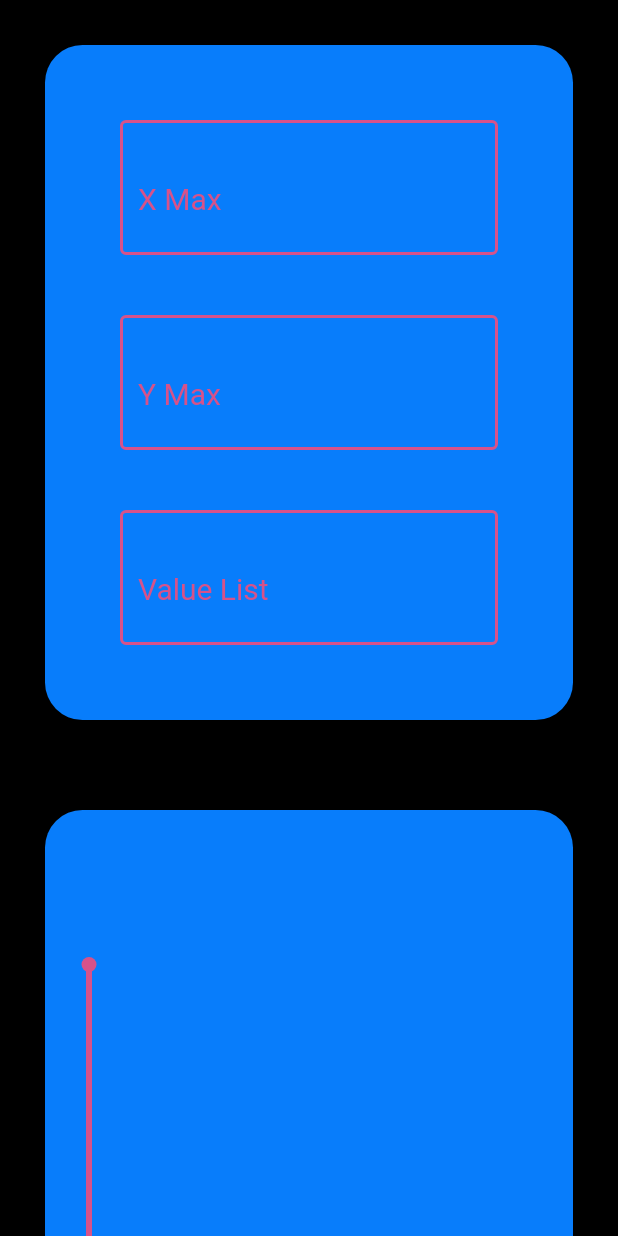
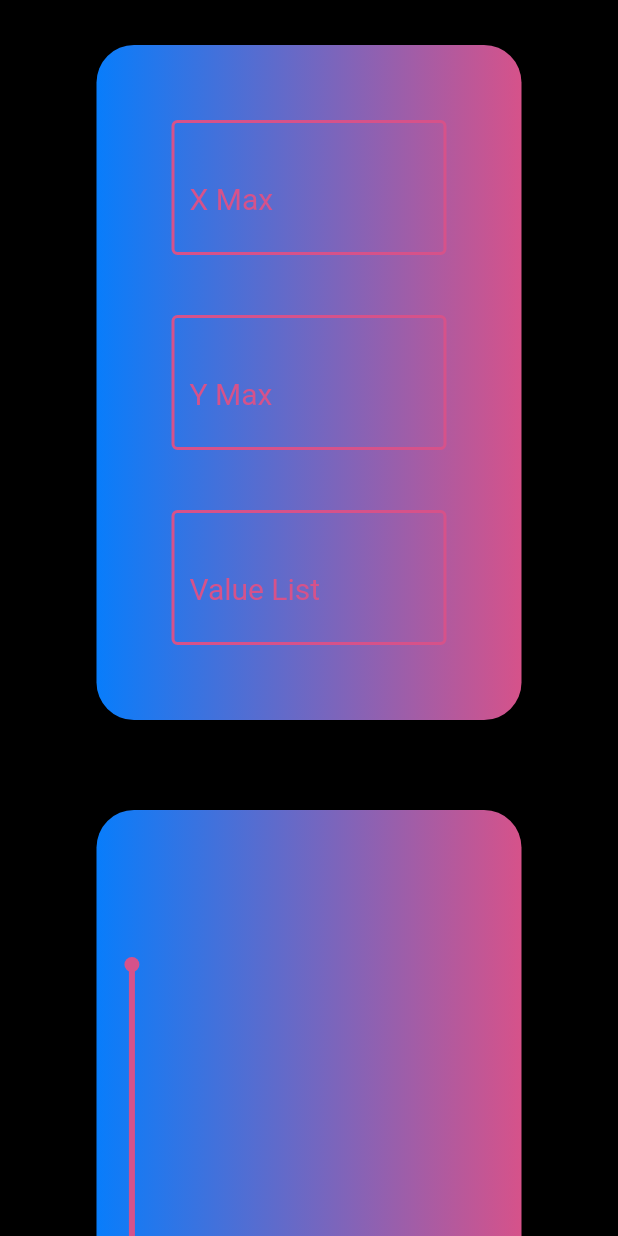
Before and after one commit to iamtheblackunicorn/Graphr, a Flutter app: the screen it shows after launch, on a phone screen of 412 x 824 dp. Run offline on Flutter 3.47's test engine with Material 2 defaults, Android fonts, the phone set to English and light mode, and no system bars.

Commit message:
Mistakes were made.

```diff
--- a/lib/src/home.dart
+++ b/lib/src/home.dart
@@ -53,7 +53,9 @@ class HomeState extends State<Home> {
       backgroundColor: Color(0xFF000000),
       body: new SingleChildScrollView(
         child: new Center(
-          child: new Column(
+          child: new Container(
+            width: 2.5*(MediaQuery.of(context).size.width/3),
+            child:new Column(
               children: <Widget> [
                 new Padding(
                   padding: EdgeInsets.all(30),
@@ -67,7 +69,12 @@ class HomeState extends State<Home> {
                       valueInputController:valueInputController
                     ),
                     decoration: BoxDecoration(
-                    color: Color(0xFF087DFB),
+                      gradient: LinearGradient(
+                        colors: [
+                          Color(0xFF087DFB),
+                          Color(0xFFD6528A)
+                        ]
+                      ),
                       borderRadius: BorderRadius.all(
                         Radius.circular(25)
                       ),
@@ -87,7 +94,12 @@ class HomeState extends State<Home> {
                       )
                     ),
                     decoration: BoxDecoration(
-                    color: Color(0xFF087DFB),
+                      gradient: LinearGradient(
+                        colors: [
+                          Color(0xFF087DFB),
+                          Color(0xFFD6528A)
+                        ]
+                      ),
                       borderRadius: BorderRadius.all(
                         Radius.circular(25)
                       ),
@@ -98,23 +110,23 @@ class HomeState extends State<Home> {
                   padding: EdgeInsets.all(
                     25
                   ),
-                child:new RaisedButton(
+                  child: new Container(
+                    width: 2.5*(MediaQuery.of(context).size.width/3),
+                    child: new RaisedButton(
                       shape: RoundedRectangleBorder(
                         borderRadius: BorderRadius.circular(
                           25
                         )
                       ),
+                      padding: EdgeInsets.only(
+                        top: 20,
+                        bottom: 20,
+                      ),
                       color: Color(0xFF087DFB),
-                  padding: EdgeInsets.only(
-                    top: 10,
-                    bottom: 10,
-                    left: 100,
-                    right: 100
-                  ),
                       child: new Text(
                         'RENDER',
                         style: TextStyle(
-                      color: Color(0xFFD6528A),
+                          color: Color(0xFFFFFFFF),
                           fontSize: 25,
                         )
                       ),
@@ -127,7 +139,9 @@ class HomeState extends State<Home> {
                       }
                     )
                   )
+                )
               ]
+            )
           )
         )
       )
```
Also changed, not shown: 3 other files. Lines whose indentation alone changed are shown as unchanged.
